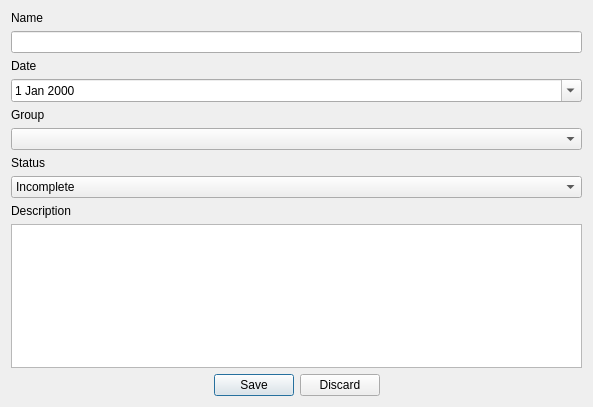
The window that designs/xml/todo_window.ui (daniel-deru/WorkMate-3.0) describes before a commit, drawn with Qt 5.
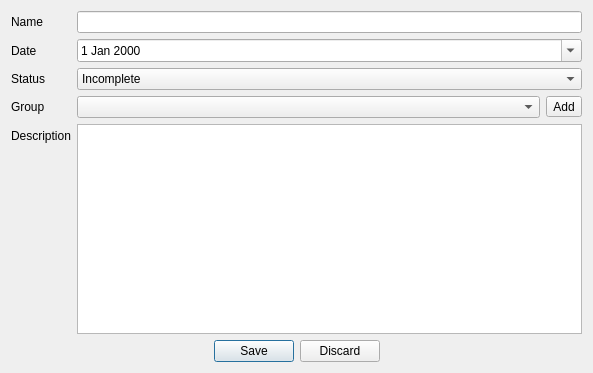
The same window after the commit.

Commit message: added add group button to windows where you can choose a group

What changed in the file:
```diff
--- a/designs/xml/todo_window.ui
+++ b/designs/xml/todo_window.ui
@@ -7,7 +7,7 @@
     <x>0</x>
     <y>0</y>
     <width>593</width>
-    <height>407</height>
+    <height>373</height>
    </rect>
   </property>
   <property name="windowTitle">
@@ -15,8 +15,8 @@
   </property>
   <layout class="QVBoxLayout" name="verticalLayout">
    <item>
-    <layout class="QVBoxLayout" name="verticalLayout_3">
-     <item>
+    <layout class="QFormLayout" name="formLayout">
+     <item row="0" column="0">
       <widget class="QLabel" name="lbl_name">
        <property name="text">
         <string>Name</string>
@@ -26,7 +26,7 @@
        </property>
       </widget>
      </item>
-     <item>
+     <item row="0" column="1">
       <widget class="QLineEdit" name="lnedt_name">
        <property name="sizePolicy">
         <sizepolicy hsizetype="Minimum" vsizetype="Fixed">
@@ -36,11 +36,7 @@
        </property>
       </widget>
      </item>
-    </layout>
-   </item>
-   <item>
-    <layout class="QVBoxLayout" name="verticalLayout_4">
-     <item>
+     <item row="1" column="0">
       <widget class="QLabel" name="lbl_date">
        <property name="text">
         <string>Date</string>
@@ -50,7 +46,7 @@
        </property>
       </widget>
      </item>
-     <item>
+     <item row="1" column="1">
       <widget class="QDateEdit" name="dtedt_date">
        <property name="sizePolicy">
         <sizepolicy hsizetype="Expanding" vsizetype="Fixed">
@@ -84,25 +80,7 @@
        </property>
       </widget>
      </item>
-    </layout>
-   </item>
-   <item>
-    <layout class="QVBoxLayout" name="verticalLayout_2">
-     <item>
-      <widget class="QLabel" name="lbl_group">
-       <property name="text">
-        <string>Group</string>
-       </property>
-      </widget>
-     </item>
-     <item>
-      <widget class="QComboBox" name="cmb_group"/>
-     </item>
-    </layout>
-   </item>
-   <item>
-    <layout class="QVBoxLayout" name="verticalLayout_5">
-     <item>
+     <item row="2" column="0">
       <widget class="QLabel" name="lbl_status">
        <property name="text">
         <string>Status</string>
@@ -112,7 +90,7 @@
        </property>
       </widget>
      </item>
-     <item>
+     <item row="2" column="1">
       <widget class="QComboBox" name="cmbx_status">
        <item>
         <property name="text">
@@ -126,19 +104,43 @@
        </item>
       </widget>
      </item>
-    </layout>
-   </item>
-   <item>
-    <layout class="QVBoxLayout" name="verticalLayout_6">
-     <item>
+     <item row="3" column="0">
+      <widget class="QLabel" name="lbl_group">
+       <property name="text">
+        <string>Group</string>
+       </property>
+      </widget>
+     </item>
+     <item row="3" column="1">
+      <layout class="QHBoxLayout" name="horizontalLayout_2">
+       <item>
+        <widget class="QComboBox" name="cmb_group"/>
+       </item>
+       <item>
+        <widget class="QToolButton" name="btn_add_group">
+         <property name="text">
+          <string>Add</string>
+         </property>
+        </widget>
+       </item>
+      </layout>
+     </item>
+     <item row="4" column="0">
       <widget class="QLabel" name="lbl_description">
        <property name="text">
         <string>Description</string>
        </property>
       </widget>
      </item>
-     <item>
-      <widget class="QTextEdit" name="txe_description"/>
+     <item row="4" column="1">
+      <widget class="QTextEdit" name="txe_description">
+       <property name="sizePolicy">
+        <sizepolicy hsizetype="Expanding" vsizetype="Expanding">
+         <horstretch>0</horstretch>
+         <verstretch>0</verstretch>
+        </sizepolicy>
+       </property>
+      </widget>
      </item>
     </layout>
    </item>
```
The commit also changes 21 other files.
